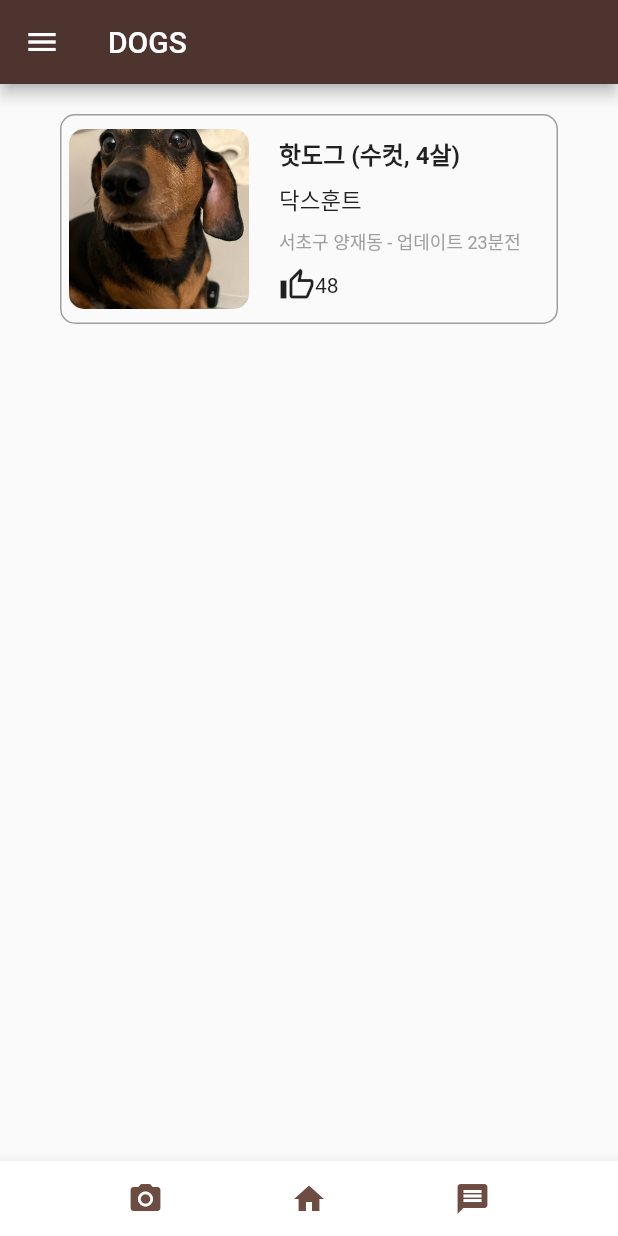
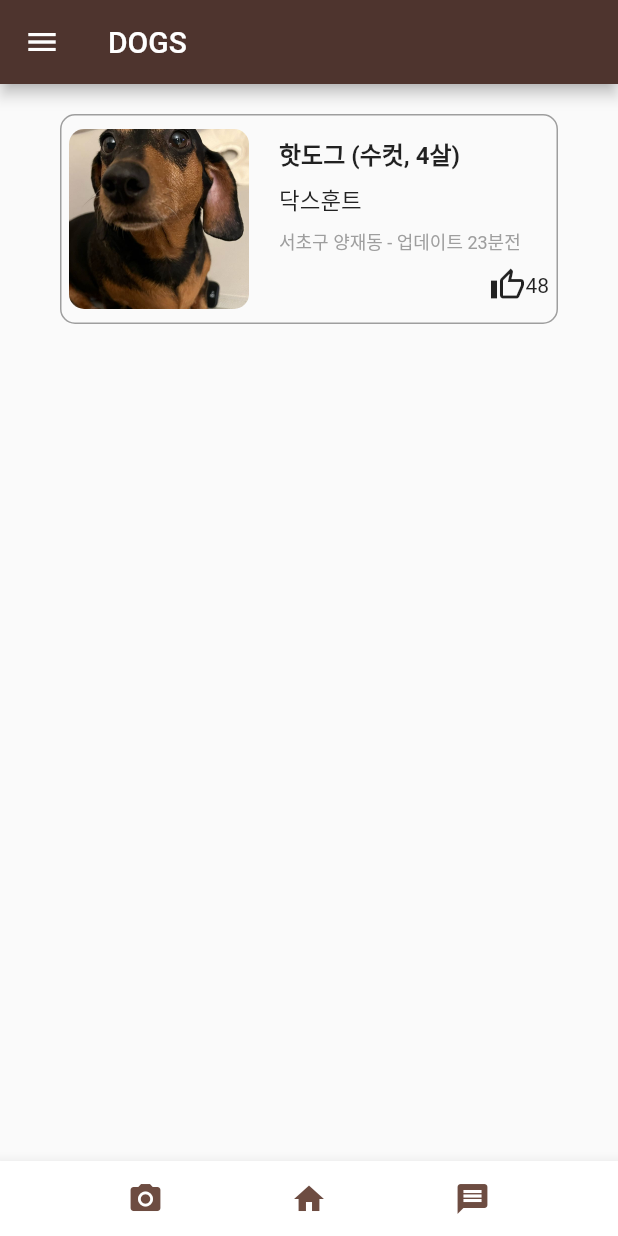
Before and after one commit to forest-6/Flutter-Practice, a Flutter app: the screen it shows after launch, on a phone screen of 412 x 824 dp. Run offline on Flutter 3.47's test engine with Material 2 defaults, Android fonts, the phone set to English and light mode, and no system bars.

Commit message:
Expanded 위젯 적용

```diff
--- a/lib/main.dart
+++ b/lib/main.dart
@@ -38,7 +38,7 @@ class MyApp extends StatelessWidget {
                         borderRadius: BorderRadius.circular(10)
                     )
                 ),
-                Column(
+                Expanded(child: Column(
                   crossAxisAlignment: CrossAxisAlignment.start,
                   mainAxisAlignment: MainAxisAlignment.spaceEvenly,
                   children: [
@@ -57,17 +57,15 @@ class MyApp extends StatelessWidget {
                             color: Colors.grey
                         ))
                     ),
-                    SizedBox(
-                      child: Row(
-                        mainAxisAlignment: MainAxisAlignment.center,
+                    Row(
+                      mainAxisAlignment: MainAxisAlignment.end,
                       children: [
                         Icon(Icons.thumb_up_alt_outlined),
-                          Text("48")
+                        Text("48"),
                       ],
                     ),
-                    )
                   ],
-                ),
+                ),)
               ],
             )
         ),
```
Lines whose indentation alone changed are shown as unchanged.
